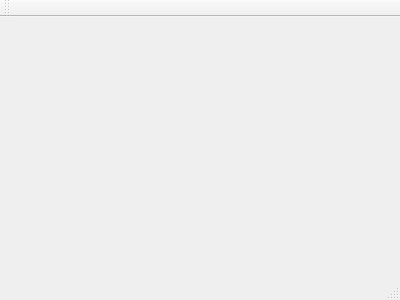
Before: the Qt Designer form desktop/eJournalDesktop/mainwindow.ui in flying-pi/eJournal, drawn with Qt 5.
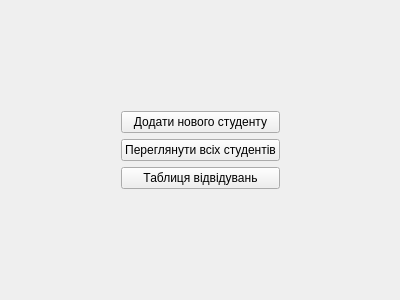
After: the same form once the commit is applied.

Commit message: add main screen navigation

Diff of the .ui file:
```diff
--- a/desktop/eJournalDesktop/mainwindow.ui
+++ b/desktop/eJournalDesktop/mainwindow.ui
@@ -12,13 +12,85 @@
   <property name="windowTitle" >
    <string>MainWindow</string>
   </property>
-  <widget class="QMenuBar" name="menuBar" />
-  <widget class="QToolBar" name="mainToolBar" />
-  <widget class="QWidget" name="centralWidget" />
-  <widget class="QStatusBar" name="statusBar" />
+  <widget class="QWidget" name="centralWidget">
+   <layout class="QGridLayout" name="gridLayout">
+    <item row="2" column="1">
+     <widget class="QPushButton" name="pushButton_2">
+      <property name="text">
+       <string>Переглянути всіх студентів</string>
+      </property>
+     </widget>
+    </item>
+    <item row="3" column="1">
+     <widget class="QPushButton" name="visitsTable">
+      <property name="text">
+       <string>Таблиця відвідувань</string>
+      </property>
+     </widget>
+    </item>
+    <item row="1" column="1">
+     <widget class="QPushButton" name="pushButton">
+      <property name="text">
+       <string>Додати нового студенту</string>
+      </property>
+     </widget>
+    </item>
+    <item row="1" column="2">
+     <spacer name="horizontalSpacer_2">
+      <property name="orientation">
+       <enum>Qt::Horizontal</enum>
+      </property>
+      <property name="sizeHint" stdset="0">
+       <size>
+        <width>40</width>
+        <height>20</height>
+       </size>
+      </property>
+     </spacer>
+    </item>
+    <item row="1" column="0">
+     <spacer name="horizontalSpacer">
+      <property name="orientation">
+       <enum>Qt::Horizontal</enum>
+      </property>
+      <property name="sizeHint" stdset="0">
+       <size>
+        <width>40</width>
+        <height>20</height>
+       </size>
+      </property>
+     </spacer>
+    </item>
+    <item row="4" column="1">
+     <spacer name="verticalSpacer">
+      <property name="orientation">
+       <enum>Qt::Vertical</enum>
+      </property>
+      <property name="sizeHint" stdset="0">
+       <size>
+        <width>20</width>
+        <height>40</height>
+       </size>
+      </property>
+     </spacer>
+    </item>
+    <item row="0" column="1">
+     <spacer name="verticalSpacer_2">
+      <property name="orientation">
+       <enum>Qt::Vertical</enum>
+      </property>
+      <property name="sizeHint" stdset="0">
+       <size>
+        <width>20</width>
+        <height>40</height>
+       </size>
+      </property>
+     </spacer>
+    </item>
+   </layout>
+  </widget>
  </widget>
- <layoutDefault spacing="6" margin="11" />
- <pixmapfunction></pixmapfunction>
+ <layoutdefault spacing="6" margin="11"/>
  <resources/>
  <connections/>
 </ui>
```
Left out of the diff: 7 changed lines with no effect on the pictures. The commit also changes 23 other files.
